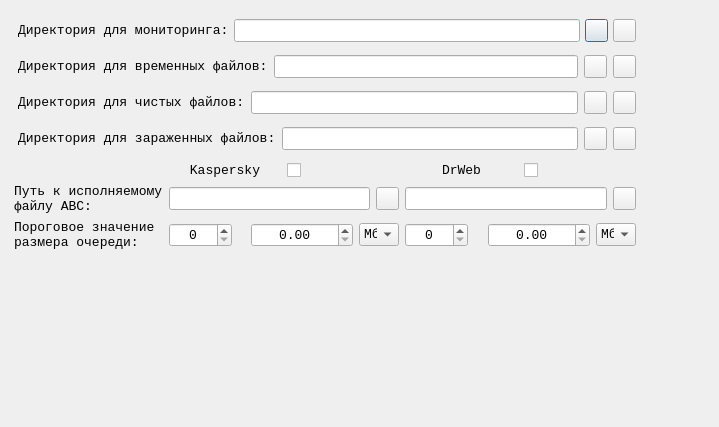
First picture: the form in settings.ui, repository FeZar97/Investigator, before the edit.
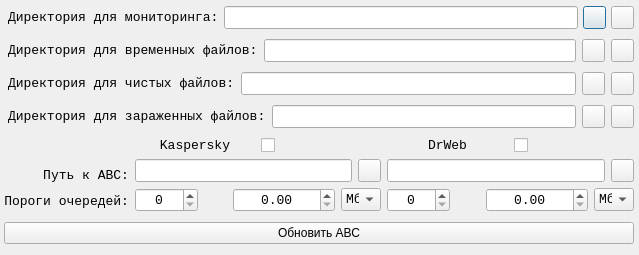
Second picture: the form after the edit. Icons and pictures are not drawn.

Commit message: version 1.3; change log function, now it works with some flags, allowes printing some information about work to different destinations; added row in statistic table with information about AV version; added button to settings window, allowed update AV; changed algorithm of cheking: now it works synchronuasly;

What changed in the file:
```diff
--- a/settings.ui
+++ b/settings.ui
@@ -6,8 +6,8 @@
    <rect>
     <x>0</x>
     <y>0</y>
-    <width>719</width>
-    <height>427</height>
+    <width>639</width>
+    <height>255</height>
    </rect>
   </property>
   <property name="windowTitle">
@@ -20,9 +20,9 @@
   <widget class="QWidget" name="verticalLayoutWidget_2">
    <property name="geometry">
     <rect>
-     <x>10</x>
-     <y>10</y>
-     <width>630</width>
+     <x>0</x>
+     <y>0</y>
+     <width>638</width>
      <height>254</height>
     </rect>
    </property>
@@ -341,61 +341,67 @@
      </layout>
     </item>
     <item>
-     <layout class="QGridLayout" name="gridLayout" rowstretch="0,0,0,0">
-      <item row="3" column="0">
-       <widget class="QLabel" name="maxQueueSizeLabel">
-        <property name="font">
-         <font>
-          <family>Courier New</family>
-          <pointsize>10</pointsize>
-         </font>
-        </property>
-        <property name="text">
-         <string>Пороговое значение
-размера очереди:</string>
-        </property>
-       </widget>
-      </item>
-      <item row="2" column="3">
-       <layout class="QHBoxLayout" name="horizontalLayout_6">
-        <item>
-         <widget class="QLineEdit" name="drwebFileLE">
-          <property name="font">
-           <font>
-            <family>Courier New</family>
-            <pointsize>10</pointsize>
-           </font>
-          </property>
-         </widget>
-        </item>
-        <item>
-         <widget class="QPushButton" name="drwebFileButton">
-          <property name="minimumSize">
-           <size>
-            <width>23</width>
-            <height>23</height>
-           </size>
-          </property>
-          <property name="maximumSize">
-           <size>
-            <width>23</width>
-            <height>23</height>
-           </size>
-          </property>
-          <property name="text">
-           <string/>
-          </property>
-          <property name="icon">
-           <iconset resource="img.qrc">
-            <normaloff>:/img/DRWEB.jpg</normaloff>:/img/DRWEB.jpg</iconset>
-          </property>
-         </widget>
-        </item>
-       </layout>
-      </item>
-      <item row="0" column="2">
        <layout class="QHBoxLayout" name="horizontalLayout_3">
         <item>
+       <layout class="QVBoxLayout" name="verticalLayout" stretch="0,0,0">
+        <item>
+         <layout class="QVBoxLayout" name="verticalLayout_4">
+          <item>
+           <widget class="QLabel" name="label">
+            <property name="text">
+             <string/>
+            </property>
+           </widget>
+          </item>
+         </layout>
+        </item>
+        <item>
+         <layout class="QVBoxLayout" name="verticalLayout_2">
+          <item>
+           <widget class="QLabel" name="pathToAVLabel">
+            <property name="font">
+             <font>
+              <family>Courier New</family>
+              <pointsize>10</pointsize>
+             </font>
+            </property>
+            <property name="text">
+             <string>Путь к АВС:</string>
+            </property>
+            <property name="alignment">
+             <set>Qt::AlignRight|Qt::AlignTrailing|Qt::AlignVCenter</set>
+            </property>
+           </widget>
+          </item>
+         </layout>
+        </item>
+        <item>
+         <layout class="QVBoxLayout" name="verticalLayout_3">
+          <item>
+           <widget class="QLabel" name="maxQueueSizeLabel">
+            <property name="font">
+             <font>
+              <family>Courier New</family>
+              <pointsize>10</pointsize>
+             </font>
+            </property>
+            <property name="text">
+             <string>Пороги очередей:</string>
+            </property>
+            <property name="alignment">
+             <set>Qt::AlignRight|Qt::AlignTrailing|Qt::AlignVCenter</set>
+            </property>
+           </widget>
+          </item>
+         </layout>
+        </item>
+       </layout>
+      </item>
+      <item>
+       <layout class="QVBoxLayout" name="kasperMainLayout">
+        <item>
+         <layout class="QHBoxLayout" name="horizontalLayout_10">
+          <item>
          <widget class="QLabel" name="kasperskyLabel1">
           <property name="font">
            <font>
@@ -420,21 +426,123 @@
         </item>
        </layout>
       </item>
-      <item row="2" column="0">
-       <widget class="QLabel" name="label">
+        <item>
+         <layout class="QHBoxLayout" name="horizontalLayout_11">
+          <item>
+           <widget class="QLineEdit" name="kasperFileLE">
         <property name="font">
          <font>
           <family>Courier New</family>
           <pointsize>10</pointsize>
          </font>
         </property>
+           </widget>
+          </item>
+          <item>
+           <widget class="QPushButton" name="kasperFileButton">
+            <property name="minimumSize">
+             <size>
+              <width>23</width>
+              <height>23</height>
+             </size>
+            </property>
+            <property name="maximumSize">
+             <size>
+              <width>23</width>
+              <height>23</height>
+             </size>
+            </property>
         <property name="text">
-         <string>Путь к исполняемому
-файлу АВС:</string>
-        </property>
-       </widget>
-      </item>
-      <item row="0" column="3">
+             <string/>
+            </property>
+            <property name="icon">
+             <iconset resource="img.qrc">
+              <normaloff>:/img/KASPERSKY.png</normaloff>:/img/KASPERSKY.png</iconset>
+            </property>
+           </widget>
+          </item>
+         </layout>
+        </item>
+        <item>
+         <layout class="QHBoxLayout" name="horizontalLayout_8">
+          <item>
+           <widget class="QSpinBox" name="kasperMaxQueueSizeSB">
+            <property name="font">
+             <font>
+              <family>Courier New</family>
+              <pointsize>10</pointsize>
+             </font>
+            </property>
+            <property name="alignment">
+             <set>Qt::AlignCenter</set>
+            </property>
+            <property name="maximum">
+             <number>9999</number>
+            </property>
+           </widget>
+          </item>
+          <item>
+           <spacer name="horizontalSpacer">
+            <property name="orientation">
+             <enum>Qt::Horizontal</enum>
+            </property>
+            <property name="sizeHint" stdset="0">
+             <size>
+              <width>40</width>
+              <height>20</height>
+             </size>
+            </property>
+           </spacer>
+          </item>
+          <item>
+           <widget class="QDoubleSpinBox" name="kasperMaxQueueVolSB">
+            <property name="font">
+             <font>
+              <family>Courier New</family>
+              <pointsize>10</pointsize>
+             </font>
+            </property>
+            <property name="alignment">
+             <set>Qt::AlignCenter</set>
+            </property>
+            <property name="maximum">
+             <double>999999.000000000000000</double>
+            </property>
+           </widget>
+          </item>
+          <item>
+           <widget class="QComboBox" name="kasperMaxQueueVolUnitCB">
+            <property name="maximumSize">
+             <size>
+              <width>40</width>
+              <height>16777215</height>
+             </size>
+            </property>
+            <property name="font">
+             <font>
+              <family>Courier New</family>
+              <pointsize>10</pointsize>
+             </font>
+            </property>
+            <item>
+             <property name="text">
+              <string>Мб</string>
+             </property>
+            </item>
+            <item>
+             <property name="text">
+              <string>Гб</string>
+             </property>
+            </item>
+           </widget>
+          </item>
+         </layout>
+        </item>
+       </layout>
+      </item>
+      <item>
+       <layout class="QVBoxLayout" name="drwebMainLayout">
+        <item>
        <layout class="QHBoxLayout" name="horizontalLayout_5">
         <item>
          <widget class="QLabel" name="drwebLabel1">
@@ -461,10 +569,10 @@
         </item>
        </layout>
       </item>
-      <item row="2" column="2">
-       <layout class="QHBoxLayout" name="horizontalLayout_7">
         <item>
-         <widget class="QLineEdit" name="kasperFileLE">
+         <layout class="QHBoxLayout" name="horizontalLayout_6">
+          <item>
+           <widget class="QLineEdit" name="drwebFileLE">
           <property name="font">
            <font>
             <family>Courier New</family>
@@ -474,7 +582,7 @@
          </widget>
         </item>
         <item>
-         <widget class="QPushButton" name="kasperFileButton">
+           <widget class="QPushButton" name="drwebFileButton">
           <property name="minimumSize">
            <size>
             <width>23</width>
@@ -498,7 +606,7 @@
         </item>
        </layout>
       </item>
-      <item row="3" column="3">
+        <item>
        <layout class="QHBoxLayout" name="horizontalLayout_9">
         <item>
          <widget class="QSpinBox" name="drwebMaxQueueSizeSB">
@@ -573,82 +681,16 @@
         </item>
        </layout>
       </item>
-      <item row="3" column="2">
-       <layout class="QHBoxLayout" name="horizontalLayout_8">
-        <item>
-         <widget class="QSpinBox" name="kasperMaxQueueSizeSB">
-          <property name="font">
-           <font>
-            <family>Courier New</family>
-            <pointsize>10</pointsize>
-           </font>
-          </property>
-          <property name="alignment">
-           <set>Qt::AlignCenter</set>
-          </property>
-          <property name="maximum">
-           <number>9999</number>
-          </property>
-         </widget>
-        </item>
-        <item>
-         <spacer name="horizontalSpacer">
-          <property name="orientation">
-           <enum>Qt::Horizontal</enum>
-          </property>
-          <property name="sizeHint" stdset="0">
-           <size>
-            <width>40</width>
-            <height>20</height>
-           </size>
-          </property>
-         </spacer>
+       </layout>
+      </item>
+     </layout>
         </item>
         <item>
-         <widget class="QDoubleSpinBox" name="kasperMaxQueueVolSB">
-          <property name="font">
-           <font>
-            <family>Courier New</family>
-            <pointsize>10</pointsize>
-           </font>
-          </property>
-          <property name="alignment">
-           <set>Qt::AlignCenter</set>
-          </property>
-          <property name="maximum">
-           <double>999999.000000000000000</double>
-          </property>
-         </widget>
-        </item>
-        <item>
-         <widget class="QComboBox" name="kasperMaxQueueVolUnitCB">
-          <property name="maximumSize">
-           <size>
-            <width>40</width>
-            <height>16777215</height>
-           </size>
-          </property>
-          <property name="font">
-           <font>
-            <family>Courier New</family>
-            <pointsize>10</pointsize>
-           </font>
-          </property>
-          <item>
+     <widget class="QPushButton" name="upgradeAVButton">
            <property name="text">
-            <string>Мб</string>
-           </property>
-          </item>
-          <item>
-           <property name="text">
-            <string>Гб</string>
-           </property>
-          </item>
-         </widget>
-        </item>
-       </layout>
-      </item>
-     </layout>
+       <string>Обновить АВС</string>
+      </property>
+     </widget>
     </item>
    </layout>
   </widget>
```
Left out of the diff: 5 changed lines with no effect on the pictures. Lines whose indentation alone changed are shown as unchanged. The commit also changes 11 other files.
